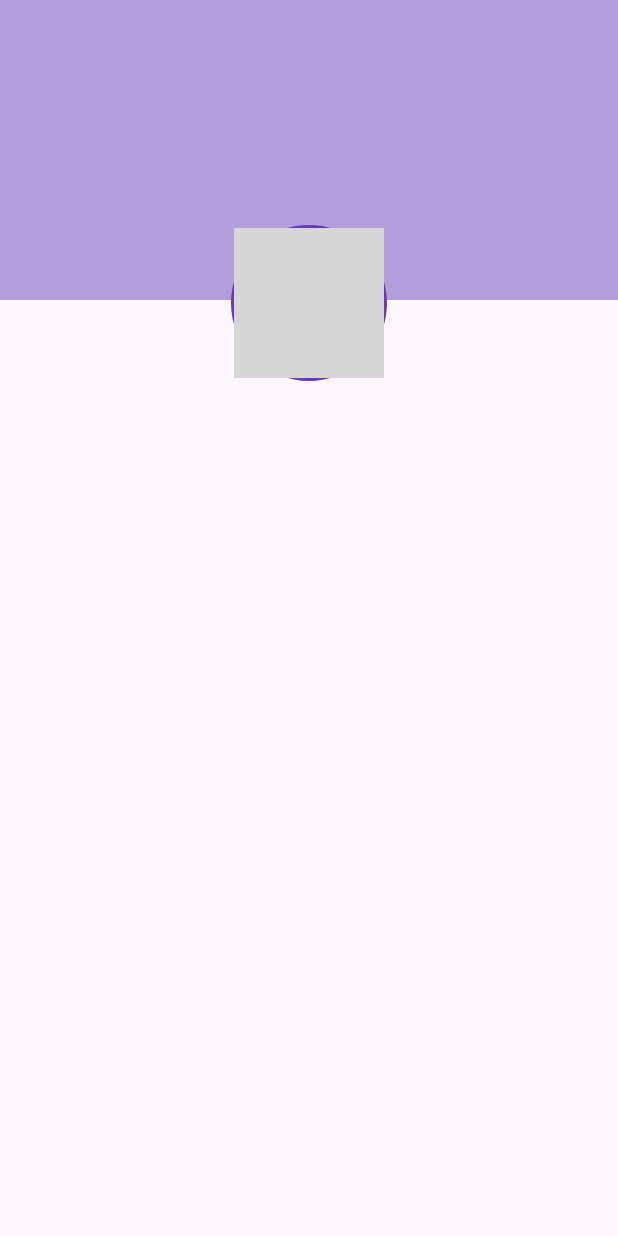
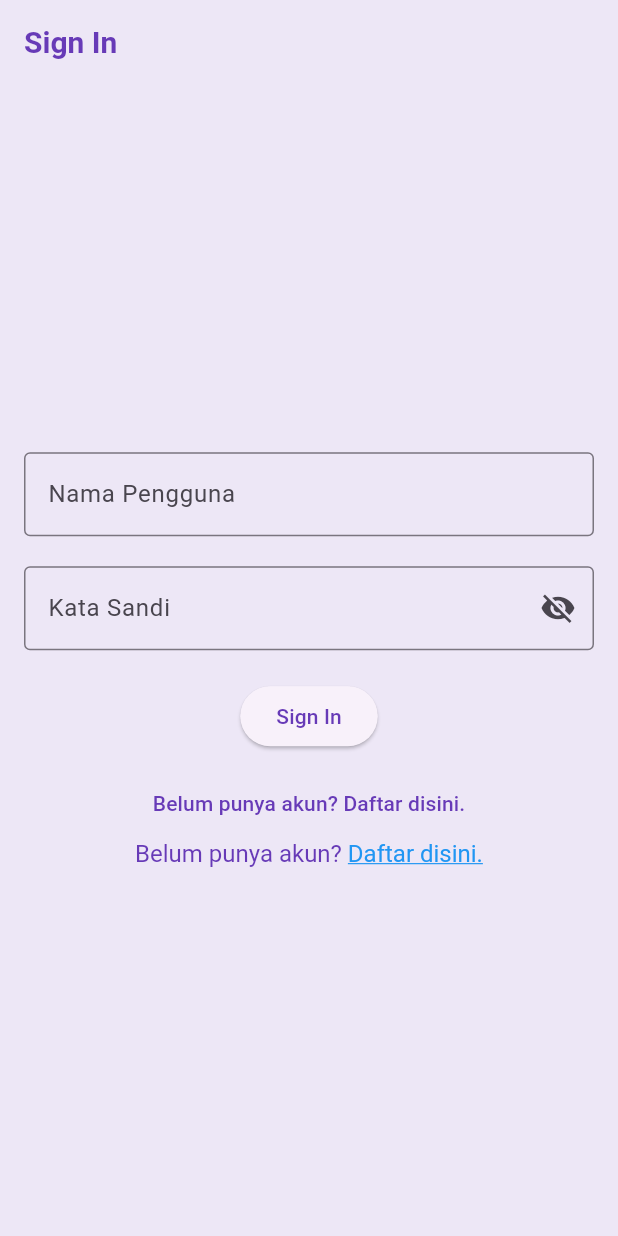
Before and after one commit to NabilaSZ/wisata_candi_NabilaSZ, a Flutter app: the screen it shows after launch, on a phone screen of 412 x 824 dp. Run offline on Flutter 3.47's test engine with Material 3 defaults, Android fonts, the phone set to English and light mode, and no system bars; grey boxes are pictures that could not be loaded.

Commit message:
penambahan signinscreen
penambahan sign_in_screen

```diff
--- a/lib/main.dart
+++ b/lib/main.dart
@@ -2,6 +2,7 @@ import 'package:wisata_candi/data/candi_data.dart';
 import 'package:wisata_candi/screens/detail_screen.dart';
 import 'package:flutter/material.dart';
 import 'package:wisata_candi/screens/profil_screen.dart';
+import 'package:wisata_candi/screens/sign_in_screen.dart';
 
 void main() {
   runApp(const MyApp());
@@ -16,11 +17,26 @@ class MyApp extends StatelessWidget {
     return MaterialApp(
       title: 'wisata candi',
       theme: ThemeData(
-        colorScheme: ColorScheme.fromSeed(seedColor: Colors.deepPurple),
+        appBarTheme:  const AppBarTheme(
+          iconTheme: IconThemeData(color: Colors.deepPurple),
+          titleTextStyle: TextStyle(
+            color: Colors.deepPurple,
+            fontSize: 20,
+            fontWeight: FontWeight.bold,
+          ),
+        ),
+        colorScheme: ColorScheme.fromSeed(seedColor: Colors.deepPurple).copyWith(
+          primary: Colors.deepPurple,
+          surface: Colors.deepPurple[50],
+        ),
         useMaterial3: true,
       ),
-      home: ProfileScreen(),
+      //home: ProfileScreen(),
       // home: DetailScreen(candi: candiList[0]),
+      home: SignInScreen(),
     );
   }
 }
+
+//home: ProfileScreen(),
+// home: DetailScreen(candi: candiList[0]),
--- a/lib/screens/profil_screen.dart
+++ b/lib/screens/profil_screen.dart
@@ -51,8 +51,27 @@ class _ProfileScreenState extends State<ProfileScreen> {
                       ],
                     ),
                   ),
+                ),
+                // TODO: 3. Buat bagian profilnya yang berisi info profil
+                SizedBox(height: 28),
+                Divider(color: Colors.deepPurple[100]),
+                SizedBox(height: 4),
+                Row(
+                  children: [
+                    SizedBox(width: MediaQuery.of(context).size.width/3,
+                    child: Row(
+                      children: [
+                        Icon(Icons.lock, color: Colors.amber),
+                        SizedBox(width: 8),
+                        Text("Pengguna", style: TextStyle(
+                          fontSize: 18, fontWeight: FontWeight.bold,
+                        ),),
+                      ],
+                    ),),
+
+                  ],
+
                 )
-                // TODO: 3. Buat bagian profilnya yang berisi info profil
                 // TODO : 4. Buat bagian ProfileAction yang berisi TextButton sign in/out
               ],
             ),
--- /dev/null
+++ b/lib/screens/sign_in_screen.dart
@@ -0,0 +1,101 @@
+import 'package:flutter/material.dart';
+
+class SignInScreen extends StatefulWidget {
+  SignInScreen({super.key});
+
+  @override
+  State<SignInScreen> createState() => _SignInScreenState();
+}
+
+class _SignInScreenState extends State<SignInScreen> {
+  // TODO: 1. PDeklarasikan variabel
+  final TextEditingController _usernameController = TextEditingController();
+
+  final TextEditingController _passswordController = TextEditingController();
+
+  String _errorText = '';
+
+  bool _isSignedIn = false;
+
+  bool _obscurePassword = true;
+
+  @override
+  Widget build(BuildContext context) {
+    return Scaffold(
+      // TODO: 2. Pasang AppBar
+      appBar: AppBar(title: Text('Sign In'),),
+      // TODO: 3. Pasang Body
+      body: Center(
+        child: SingleChildScrollView(
+          child: Padding(
+            padding : const EdgeInsets.all(16),
+            child: Form(
+              child: Column(
+                // TODO: 4. Atur mainAxisAligment dan crossAxisAligment
+                mainAxisAlignment: MainAxisAlignment.center,
+                crossAxisAlignment: CrossAxisAlignment.center,
+                children: [
+                  // TODO: 5. Pasang TextFormField Nama Pengguna
+                  TextFormField(
+                    controller: _usernameController,
+                    decoration: InputDecoration(
+                      labelText: "Nama Pengguna",
+                      border: OutlineInputBorder(),
+                    ),
+                  ),
+                  // TODO: 6. Pasang TextFormField Kata Sandi
+                  SizedBox(height: 20),
+                  TextFormField(
+                    controller: _passswordController,
+                    decoration: InputDecoration(
+                      labelText: "Kata Sandi",
+                      errorText: _errorText.isNotEmpty ? _errorText : null,
+                      border: OutlineInputBorder(),
+                      suffixIcon: IconButton(
+                        onPressed: () {
+                          setState(() {
+                            _obscurePassword = !_obscurePassword;
+                          });
+                        },
+                        icon: Icon(
+                          _obscurePassword ? Icons.visibility_off
+                              : Icons.visibility,
+                        ),),
+                    ),
+                    obscureText: _obscurePassword,
+                  ),
+                  // TODO: 7. Pasang TextFormButton Sign In
+                  SizedBox(height: 20),
+                  ElevatedButton(
+                      onPressed: (){},
+                      child: Text('Sign In')),
+                  // TODO: 8. Pasang TextButton Sign In
+                  SizedBox(height: 10),
+                  TextButton(
+                      onPressed: (){},
+                      child: Text('Belum punya akun? Daftar disini.')),
+                  RichText(
+                    text: TextSpan(
+                      text: 'Belum punya akun? ',
+                      style: TextStyle(fontSize: 16, color: Colors.deepPurple),
+                      children: <TextSpan> [
+                        TextSpan(
+                          text: 'Daftar disini.',
+                          style: TextStyle(
+                              color: Colors.blue,
+                              decoration: TextDecoration.underline,
+                              fontSize: 16
+                          ),
+                        ),
+                      ],
+                    ),
+                  ),
+                ],
+              ),
+            ),
+          ),
+        ),
+      ),
+    );
+  }
+}
```
Also changed, not shown: pubspec.lock.
